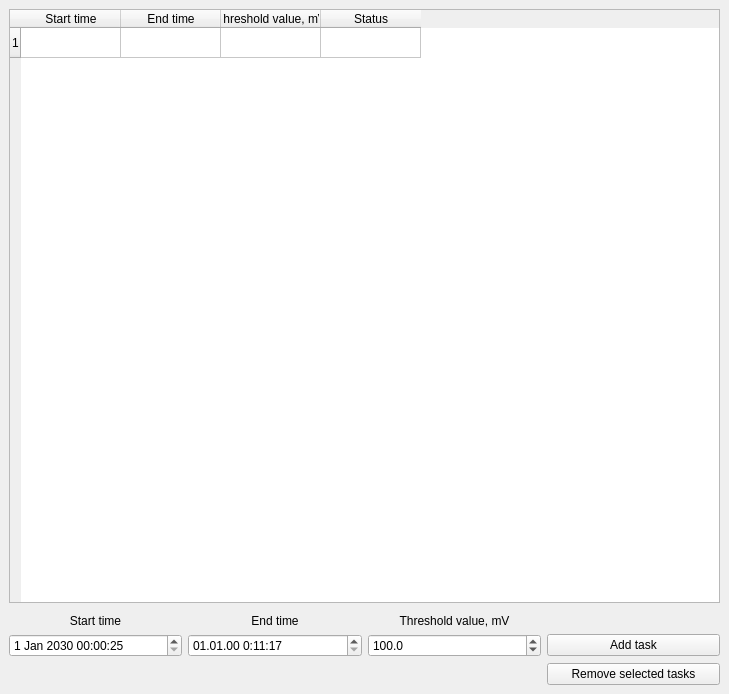
This is template_schedule.ui in arktrin/pulse-packet-receiver as Qt 5 draws it before an edit. The edited form follows.
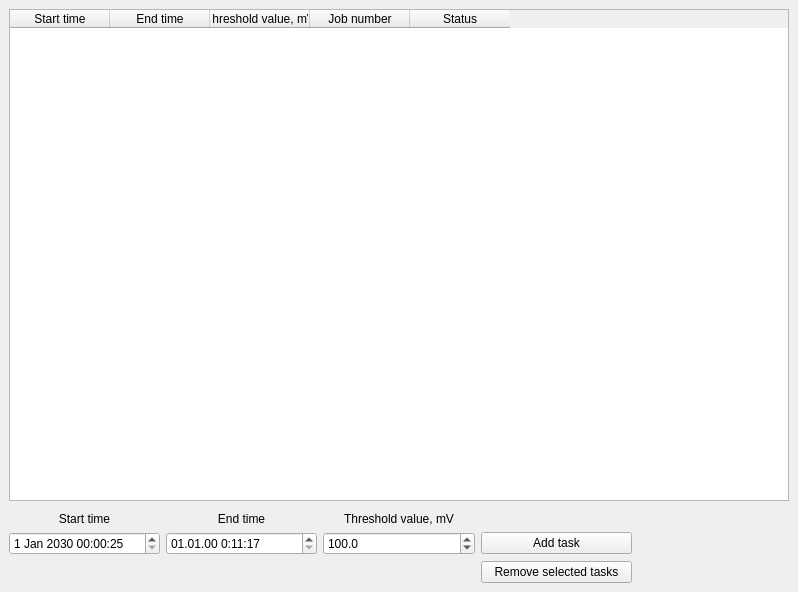
This is the edited form.

Commit message: add row to table after adding task

```diff
--- a/template_schedule.ui
+++ b/template_schedule.ui
@@ -6,8 +6,8 @@
    <rect>
     <x>0</x>
     <y>0</y>
-    <width>729</width>
-    <height>694</height>
+    <width>798</width>
+    <height>592</height>
    </rect>
   </property>
   <property name="windowTitle">
@@ -20,11 +20,6 @@
       <property name="enabled">
        <bool>true</bool>
       </property>
-      <row>
-       <property name="text">
-        <string>1</string>
-       </property>
-      </row>
       <column>
        <property name="text">
         <string>Start time</string>
@@ -40,6 +35,11 @@
         <string>Threshold value, mV</string>
        </property>
       </column>
+      <column>
+       <property name="text">
+        <string>Job number</string>
+       </property>
+      </column>
       <column>
        <property name="text">
         <string>Status</string>
@@ -192,6 +192,13 @@
         </property>
        </widget>
       </item>
+      <item row="1" column="4">
+       <widget class="QLabel" name="label_4">
+        <property name="text">
+         <string/>
+        </property>
+       </widget>
+      </item>
      </layout>
     </item>
    </layout>
```
The commit also changes 2 other files.
